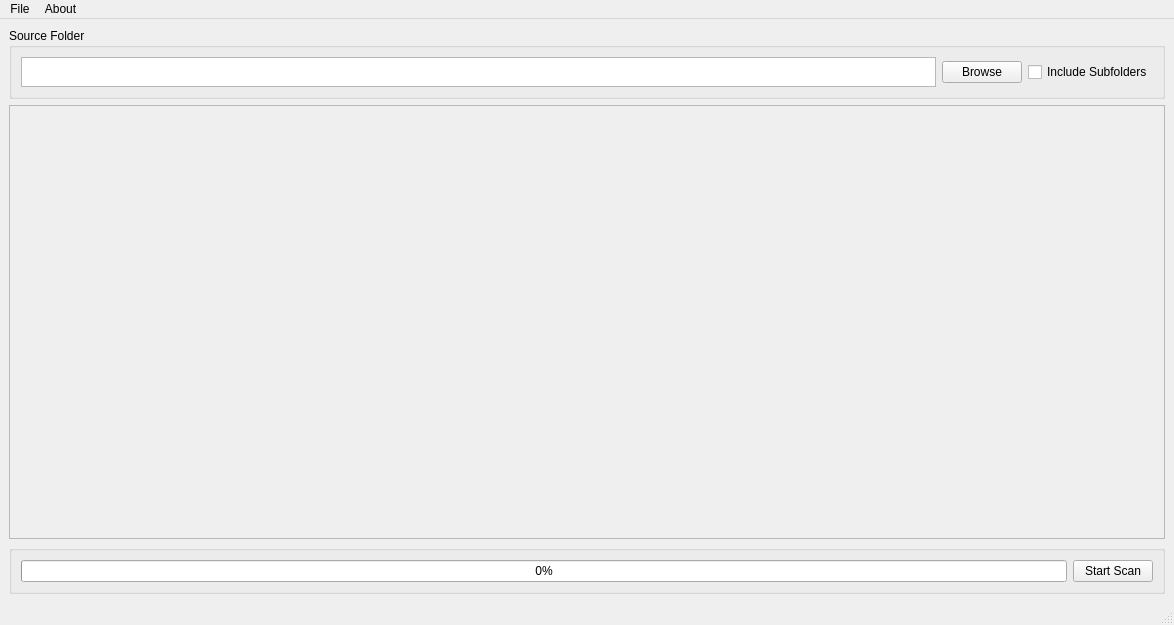
Old version of the form photoboss/resources/MainWindow.ui in the repository maximoh-mmo/PhotoBoss.
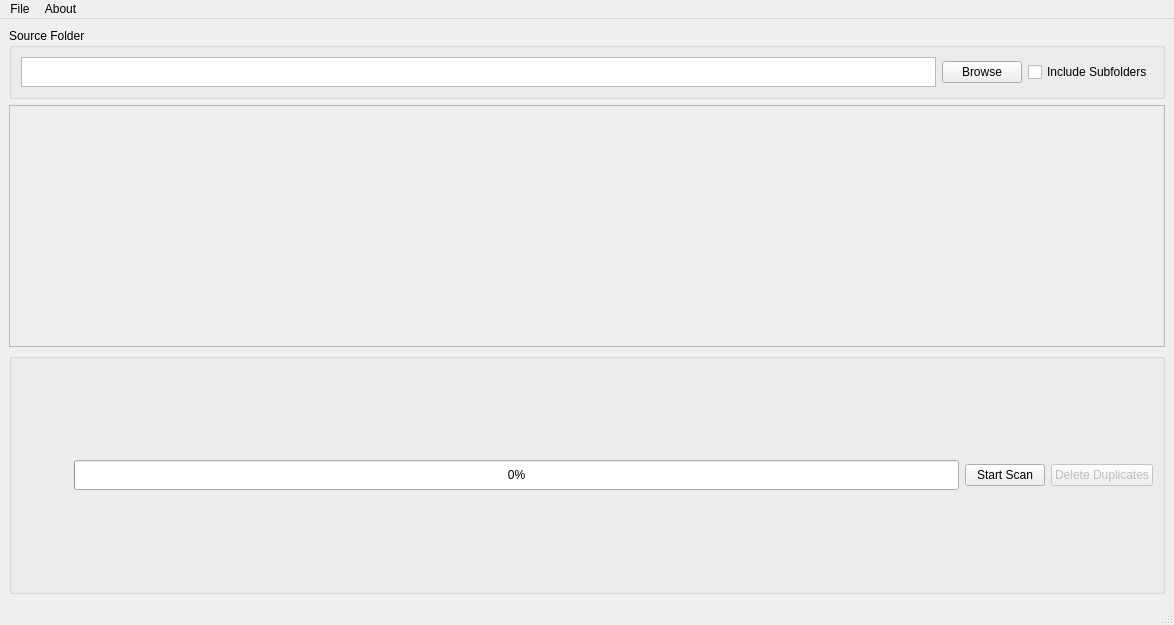
New version of the form. Icons and pictures are not drawn.

Commit message: feat(ui): add delete functionality with safety-first approach

What changed in the file:
```diff
--- a/photoboss/resources/MainWindow.ui
+++ b/photoboss/resources/MainWindow.ui
@@ -94,6 +94,28 @@
        <bool>false</bool>
       </property>
       <layout class="QHBoxLayout" name="horizontalLayout_2">
+        <item>
+         <widget class="QLabel" name="deleteCountLabel">
+          <property name="text">
+           <string/>
+          </property>
+          <property name="visible">
+           <bool>false</bool>
+          </property>
+         </widget>
+        </item>
+        <item>
+         <spacer name="horizontalSpacer">
+          <property name="orientation">horizontal</property>
+          <property name="sizeType">Expanding</property>
+          <property name="sizeHint" stdset="0">
+           <size>
+            <width>40</width>
+            <height>20</height>
+           </size>
+          </property>
+         </spacer>
+        </item>
        <item>
         <widget class="QProgressBar" name="progressBar">
          <property name="maximumSize">
@@ -117,6 +139,19 @@
          </property>
         </widget>
        </item>
+        <item>
+         <widget class="QPushButton" name="btnDelete">
+          <property name="enabled">
+           <bool>false</bool>
+          </property>
+          <property name="text">
+           <string>Delete Duplicates</string>
+          </property>
+          <property name="visible">
+           <bool>false</bool>
+          </property>
+         </widget>
+        </item>
       </layout>
      </widget>
     </item>
```
Lines whose indentation alone changed are shown as unchanged. The commit also changes 7 other files.
